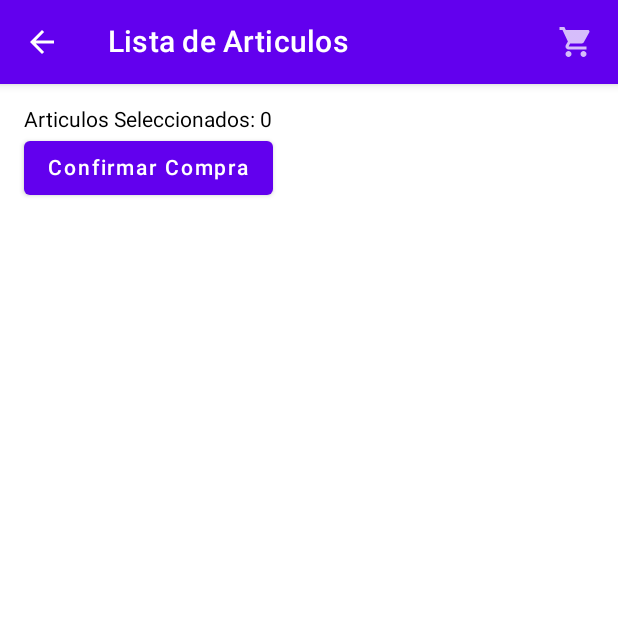
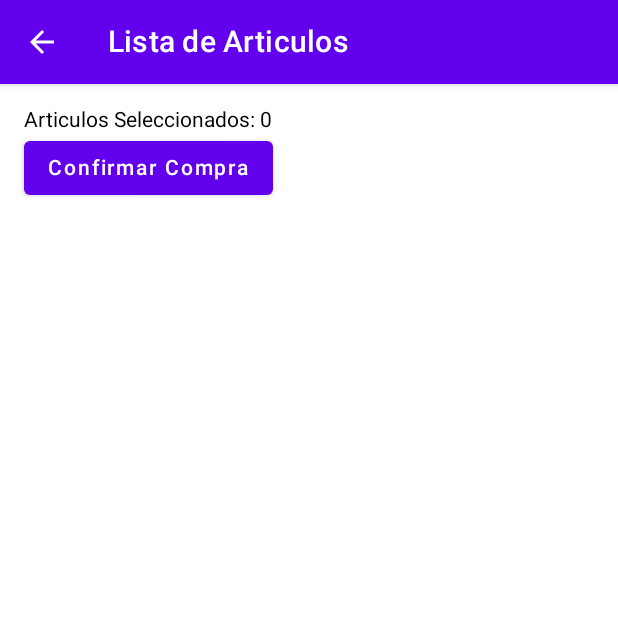
Before and after one commit to ChocoCoding/RecuperacionGonzaloJetPackCompose, an Android app built with Jetpack Compose: the App screen opened through its navigation route, after a tap on "Carrito de compra", on a phone screen of 412 x 824 dp, the top half of it. Run offline under Robolectric (Android 15) with nearby library versions, the phone set to English and light mode, and no system bars.

Commit message:
Proyecto jetpack Compose Terminado

```diff
--- a/app/src/main/java/com/example/recuperacion_gonzalo_campos_jetpackcompose/ui/theme/login/Login.kt
+++ b/app/src/main/java/com/example/recuperacion_gonzalo_campos_jetpackcompose/ui/theme/login/Login.kt
@@ -71,7 +71,6 @@ fun AppLogin(navController: NavController,viewModel: LoginViewModel){
                 }else{
                     viewModel.intentos--
                     if(viewModel.intentos <= 0){
-                        //Toast.makeText(context, "Te has quedado sin intentos", Toast.LENGTH_SHORT).show()
                         viewModel.showDialogIntentos.value = true
                         viewModel.intentos = 3;
 
--- a/app/src/main/java/com/example/recuperacion_gonzalo_campos_jetpackcompose/ui/theme/screens/lista_pesca/Carrito.kt
+++ b/app/src/main/java/com/example/recuperacion_gonzalo_campos_jetpackcompose/ui/theme/screens/lista_pesca/Carrito.kt
@@ -54,10 +54,6 @@ fun AppCarrito(navController: NavController, viewModelListadoPesca: ListadoPesca
                     IconButton(onClick = { navController.popBackStack() }) {
                         Icon(Icons.Default.ArrowBack, contentDescription = "Back")
                     }
-                },
-                actions = {
-                    CarritoCompraIcono(navController = navController, viewModelListadoPesca = viewModelListadoPesca)
-
                 }
             )
         },
--- a/app/src/main/java/com/example/recuperacion_gonzalo_campos_jetpackcompose/ui/theme/screens/lista_pesca/ListadoPesca.kt
+++ b/app/src/main/java/com/example/recuperacion_gonzalo_campos_jetpackcompose/ui/theme/screens/lista_pesca/ListadoPesca.kt
@@ -117,7 +117,6 @@ fun App(navController: NavController,viewModelListadoPesca: ListadoPescaViewMode
                             onCheckedChange = {isChecked ->
                                 seleccionarTodos = isChecked
                                 viewModelListadoPesca.seleccionarTodos(isChecked)
-
                             })
                     }
                 }
@@ -132,7 +131,7 @@ fun App(navController: NavController,viewModelListadoPesca: ListadoPescaViewMode
         Column(
             modifier = Modifier
                 .fillMaxSize()
-                .padding(bottom = 56.dp) // dejar espacio para el BottomAppBar
+                .padding(bottom = 56.dp)
         ) {
 
 
--- a/app/src/main/java/com/example/recuperacion_gonzalo_campos_jetpackcompose/ui/theme/viewmodel/LoginViewModel.kt
+++ b/app/src/main/java/com/example/recuperacion_gonzalo_campos_jetpackcompose/ui/theme/viewmodel/LoginViewModel.kt
@@ -24,9 +24,7 @@ class LoginViewModel : ViewModel(){
     }
 
 
-    //GUARDAR USUARIOS
     private val FILENAME = "contactos.txt"
-    //fichero en AVD en ubicación-> View-> Tool Windows -> Device Explorer /data/user/0/com.example.NombreApp/files/items.txt-
     fun guardarUsuario(context: Context, nombre: String, contrasena: String) {
         val file = File(context.filesDir, FILENAME)
         file.appendText("$nombre,$contrasena\n")
```
